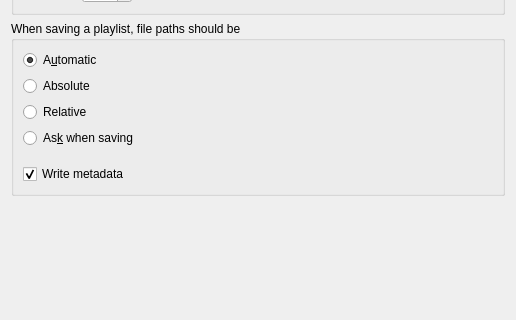
The window that src/ui/behavioursettingspage.ui (clementine-player/Clementine) describes before a commit, drawn with Qt 5; both pictures show x 0 to 516 and y 761 to 1081 of the 516 by 1081 pixel window.
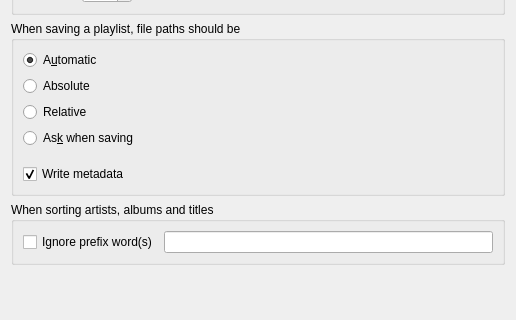
The same window after the commit.

Commit message:
Allow ignoring prefixes when sorting playlist
This introduces new configuration options which allow you to ignore
prefixes while sorting the playlist on album, artist and titles.
Prefixes are configurable, default are "a" and "the".

The edit to the form file:
```diff
--- a/src/ui/behavioursettingspage.ui
+++ b/src/ui/behavioursettingspage.ui
@@ -405,6 +405,29 @@
      </layout>
     </widget>
    </item>
+   <item>
+    <widget class="QGroupBox" name="groupBox_sort_ignore">
+     <property name="title">
+      <string>When sorting artists, albums and titles</string>
+     </property>
+     <layout class="QHBoxLayout" name="horizontalLayout">
+      <item>
+       <widget class="QCheckBox" name="sort_ignore_prefix">
+        <property name="text">
+         <string>Ignore prefix word(s)</string>
+        </property>
+       </widget>
+      </item>
+      <item>
+       <widget class="QLineEdit" name="sort_ignore_prefix_list">
+        <property name="toolTip">
+         <string>Comma seperated list of prefix words to ignore when sorting</string>
+        </property>
+       </widget>
+      </item>
+     </layout>
+    </widget>
+   </item>
    <item>
     <spacer name="verticalSpacer_2">
      <property name="orientation">
```
The commit also changes 3 other files.
